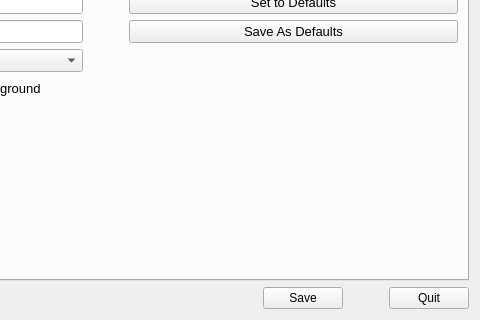
Qt form src/interface/gui/ui_ProcessVanadiumDialog.ui (neutrons/PyVDrive) before a commit; both pictures show x 268 to 748 and y 84 to 404 of the 748 by 404 pixel window.
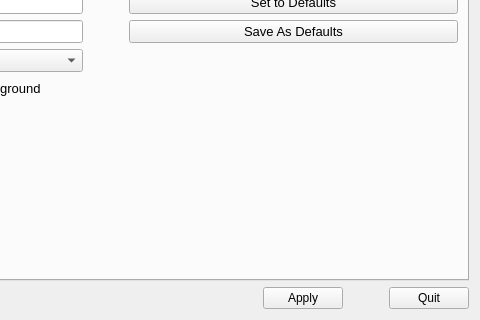
The same form after that commit. The open tabs and pages were chosen to show the change.

```diff
--- a/src/interface/gui/ui_ProcessVanadiumDialog.ui
+++ b/src/interface/gui/ui_ProcessVanadiumDialog.ui
@@ -557,7 +557,7 @@
      <item>
       <widget class="QPushButton" name="pushButton_saveVanProcessResult">
        <property name="text">
-        <string>Save</string>
+        <string>Apply</string>
        </property>
       </widget>
      </item>
```
Left out of the diff: 2 changed lines with no effect on the pictures.
